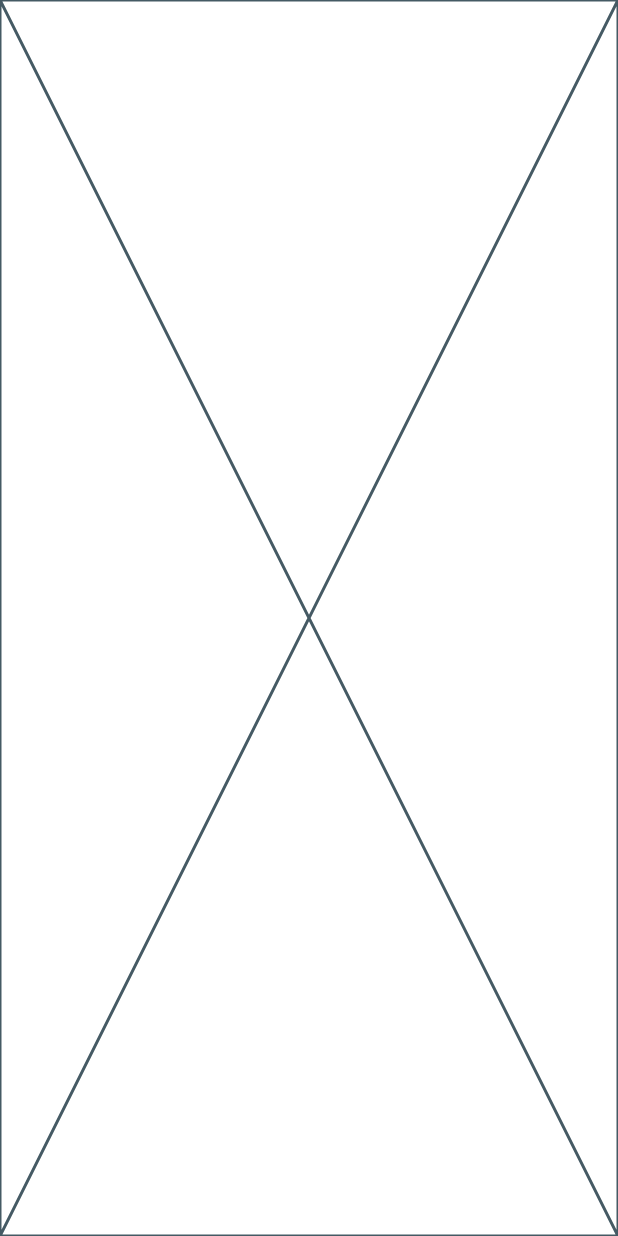
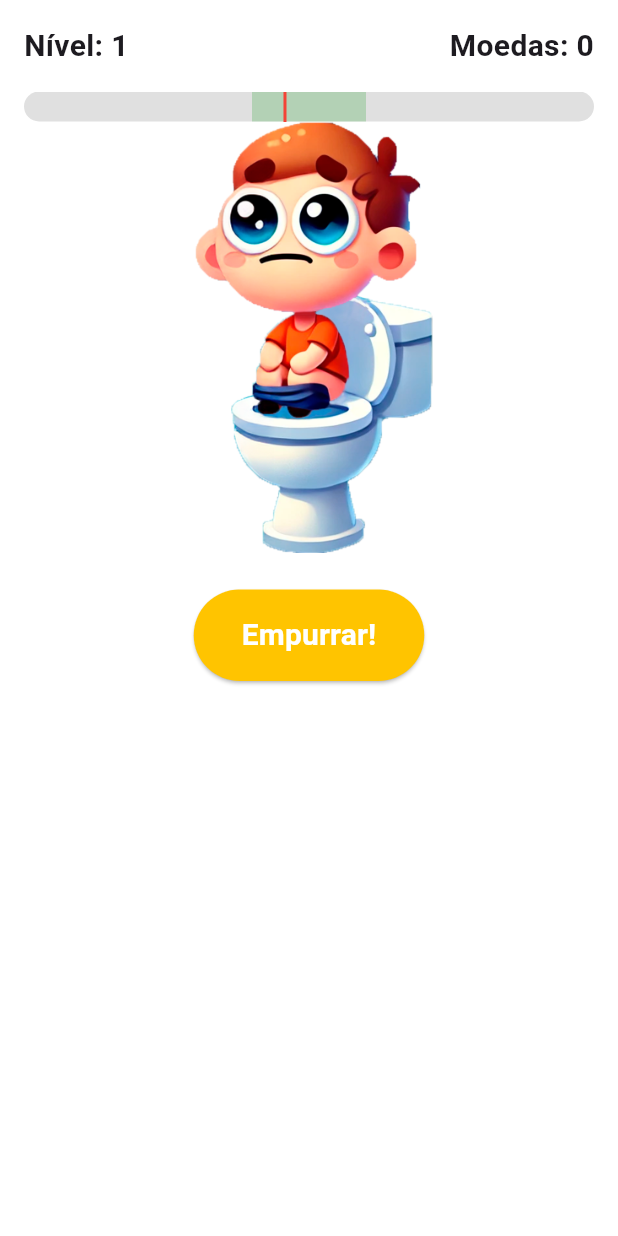
Before and after one commit to misasoares/toilet_tales, a Flutter app: the MinigamesListScreen screen opened by its route, after a tap on "Cocômetro", on a phone screen of 412 x 824 dp. Run offline on Flutter 3.47's test engine with Material 3 defaults, Android fonts, the light colour scheme and no system bars.

Commit message:
create cocometro game

```diff
--- /dev/null
+++ b/lib/features/minigames/cocometro/controllers/cocometro_controller.dart
@@ -0,0 +1,124 @@
+import 'dart:async';
+import 'package:flutter/material.dart';
+
+class CocometroController {
+  final ValueNotifier<double> progress = ValueNotifier(0.5); // Começa no meio
+  final ValueNotifier<int> coins = ValueNotifier(0);
+  final ValueNotifier<int> level = ValueNotifier(1);
+  final ValueNotifier<bool> hasFailed = ValueNotifier(false); // Fim do jogo
+  final ValueNotifier<bool> hasWon = ValueNotifier(false); // Vitória
+  final ValueNotifier<bool> showNextLevelDialog =
+      ValueNotifier(false); // Exibe modal ao completar nível
+  final ValueNotifier<bool> showGameOverDialog =
+      ValueNotifier(false); // Exibe modal ao perder
+  final ValueNotifier<double> minRange =
+      ValueNotifier(0.4); // Início do range ideal
+  final ValueNotifier<double> maxRange =
+      ValueNotifier(0.6); // Fim do range ideal
+  final ValueNotifier<double> currentTimeInRange =
+      ValueNotifier(0.0); // Tempo atual no range
+
+  double requiredTimeInRange =
+      8.0; // Tempo necessário no range ideal (em segundos)
+  double decayRate = 0.05; // Taxa de decaimento por segundo
+
+  Timer? _gameTimer;
+
+  CocometroController() {
+    _startGameTimer();
+  }
+
+  void _startGameTimer() {
+    _gameTimer = Timer.periodic(const Duration(milliseconds: 100), (timer) {
+      // Reduz o progresso automaticamente
+      progress.value -= decayRate / 10;
+      if (progress.value < 0) progress.value = 0;
+
+      // Verifica se está dentro do range
+      if (progress.value >= minRange.value &&
+          progress.value <= maxRange.value) {
+        currentTimeInRange.value += 0.1;
+        if (currentTimeInRange.value >= requiredTimeInRange) {
+          _completeLevel();
+        }
+      } else {
+        _failLevel(); // Termina o jogo se sair do range
+      }
+    });
+  }
+
+  void tap() {
+    if (hasFailed.value || hasWon.value) return;
+
+    progress.value += 0.01; // Incremento da força a cada clique
+    if (progress.value > 1.0) progress.value = 1.0;
+  }
+
+  void _completeLevel() {
+    coins.value += 5;
+    level.value++;
+    showNextLevelDialog.value = true; // Exibe modal para próximo nível
+    _gameTimer?.cancel(); // Para o cronômetro
+  }
+
+  void startNextLevel() {
+    _updateRange();
+    resetProgress();
+    showNextLevelDialog.value = false; // Fecha o modal de próximo nível
+  }
+
+  void _failLevel() {
+    hasFailed.value = true;
+    showGameOverDialog.value = true; // Exibe modal de Game Over
+    _gameTimer?.cancel(); // Para o cronômetro
+  }
+
+  void restartGame() {
+    level.value = 1;
+    coins.value = 0;
+    requiredTimeInRange = 8.0;
+    decayRate = 0.05;
+    minRange.value = 0.4;
+    maxRange.value = 0.6;
+    resetProgress();
+    showGameOverDialog.value = false; // Fecha o modal de Game Over
+  }
+
+  void _updateRange() {
+    // Diminui o tamanho do range ideal e aumenta o tempo necessário
+    double rangeReduction = 0.05;
+    minRange.value += rangeReduction / 2;
+    maxRange.value -= rangeReduction / 2;
+    requiredTimeInRange += 1.0; // Aumenta o tempo necessário
+    decayRate += 0.005; // Aumenta a taxa de decaimento
+  }
+
+  void resetProgress() {
+    progress.value = 0.5; // Reinicia no meio
+    currentTimeInRange.value = 0.0;
+    hasFailed.value = false;
+    _startGameTimer();
+  }
+
+  void dispose() {
+    _gameTimer?.cancel();
+    progress.dispose();
+    coins.dispose();
+    level.dispose();
+    hasFailed.dispose();
+    hasWon.dispose();
+    minRange.dispose();
+    maxRange.dispose();
+    currentTimeInRange.dispose();
+    showNextLevelDialog.dispose();
+    showGameOverDialog.dispose();
+  }
+
+  void pauseGame() {
+    _gameTimer?.cancel();
+  }
+
+  void resumeGame() {
+    _startGameTimer();
+  }
+}
--- /dev/null
+++ b/lib/features/minigames/cocometro/presentation/cocometro_screen.dart
@@ -0,0 +1,287 @@
+import 'dart:math';
+
+import 'package:flutter/material.dart';
+import 'package:toilet_tales/features/minigames/cocometro/controllers/cocometro_controller.dart';
+
+class CocometroScreen extends StatefulWidget {
+  const CocometroScreen({Key? key}) : super(key: key);
+
+  @override
+  State<CocometroScreen> createState() => _CocometroScreenState();
+}
+
+class _CocometroScreenState extends State<CocometroScreen>
+    with SingleTickerProviderStateMixin {
+  final CocometroController _controller = CocometroController();
+  late AnimationController _animationController;
+
+  @override
+  void initState() {
+    super.initState();
+    _animationController = AnimationController(
+      vsync: this,
+      duration: const Duration(milliseconds: 100), // Duração do tremor
+    );
+  }
+
+  @override
+  void dispose() {
+    _controller.dispose();
+    _animationController.dispose();
+    super.dispose();
+  }
+
+  void _triggerShake() {
+    _animationController
+      ..reset()
+      ..forward();
+  }
+
+  void _showNextLevelDialog() {
+    showDialog(
+      context: context,
+      barrierDismissible: false,
+      builder: (context) => AlertDialog(
+        title: const Text('Parabéns!'),
+        content: const Text('Você completou este nível. O que deseja fazer?'),
+        actions: [
+          TextButton(
+            onPressed: () {
+              Navigator.pop(context);
+              Navigator.pop(context);
+            },
+            child: const Text('Sair do Jogo'),
+          ),
+          TextButton(
+            onPressed: () {
+              Navigator.pop(context);
+              _controller.startNextLevel();
+            },
+            child: const Text('Próximo Nível'),
+          ),
+        ],
+      ),
+    );
+  }
+
+  void _showGameOverDialog() {
+    showDialog(
+      context: context,
+      barrierDismissible: false,
+      builder: (context) => AlertDialog(
+        title: const Text('Game Over'),
+        content: const Text('Você saiu do range ideal! O que deseja fazer?'),
+        actions: [
+          TextButton(
+            onPressed: () {
+              Navigator.pop(context);
+              Navigator.pop(context);
+            },
+            child: const Text('Sair do Jogo'),
+          ),
+          TextButton(
+            onPressed: () {
+              Navigator.pop(context);
+              _controller.restartGame();
+            },
+            child: const Text('Reiniciar'),
+          ),
+        ],
+      ),
+    );
+  }
+
+  void _onTap() {
+    _controller.tap();
+    _triggerShake();
+  }
+
+  @override
+  Widget build(BuildContext context) {
+    final double screenWidth = MediaQuery.of(context).size.width;
+
+    return Scaffold(
+      backgroundColor: Colors.white,
+      body: SafeArea(
+        child: Stack(
+          children: [
+            Column(
+              children: [
+                // Cabeçalho com nível e moedas
+                Padding(
+                  padding: const EdgeInsets.all(16.0),
+                  child: Row(
+                    mainAxisAlignment: MainAxisAlignment.spaceBetween,
+                    children: [
+                      ValueListenableBuilder<int>(
+                        valueListenable: _controller.level,
+                        builder: (context, level, _) {
+                          return Text(
+                            'Nível: $level',
+                            style: const TextStyle(
+                              fontSize: 20,
+                              fontWeight: FontWeight.bold,
+                            ),
+                          );
+                        },
+                      ),
+                      ValueListenableBuilder<int>(
+                        valueListenable: _controller.coins,
+                        builder: (context, coins, _) {
+                          return Text(
+                            'Moedas: $coins',
+                            style: const TextStyle(
+                              fontSize: 20,
+                              fontWeight: FontWeight.bold,
+                            ),
+                          );
+                        },
+                      ),
+                    ],
+                  ),
+                ),
+
+                // Barra com agulha e range
+                Padding(
+                  padding: const EdgeInsets.symmetric(horizontal: 16.0),
+                  child: Stack(
+                    alignment: Alignment.center,
+                    children: [
+                      // Barra de fundo
+                      Container(
+                        height: 20,
+                        width: screenWidth - 32,
+                        decoration: BoxDecoration(
+                          color: Colors.grey.shade300,
+                          borderRadius: BorderRadius.circular(10),
+                        ),
+                      ),
+                      // Range ideal
+                      ValueListenableBuilder<double>(
+                        valueListenable: _controller.minRange,
+                        builder: (context, minRange, _) {
+                          return Positioned(
+                            left: (screenWidth - 32) * minRange,
+                            child: Container(
+                              width: (screenWidth - 32) *
+                                  (_controller.maxRange.value - minRange),
+                              height: 20,
+                              color: Colors.green.withOpacity(0.3),
+                            ),
+                          );
+                        },
+                      ),
+                      // Agulha animada
+                      ValueListenableBuilder<double>(
+                        valueListenable: _controller.progress,
+                        builder: (context, progress, _) {
+                          return AnimatedPositioned(
+                            duration: const Duration(milliseconds: 300),
+                            curve: Curves.easeOut,
+                            left: (screenWidth - 32) * progress,
+                            child: Container(
+                              width: 2,
+                              height: 40,
+                              color: Colors.red,
+                            ),
+                          );
+                        },
+                      ),
+                    ],
+                  ),
+                ),
+
+                // Renderização do personagem com animação
+                Center(
+                  child: Stack(
+                    alignment: Alignment.center,
+                    children: [
+                      Image.asset(
+                        'assets/images/cocometro/sad_toilet.png',
+                        width: screenWidth * 0.4,
+                        fit: BoxFit.contain,
+                      ),
+                      Image.asset(
+                        'assets/images/cocometro/sad_body.png',
+                        width: screenWidth * 0.4,
+                        fit: BoxFit.contain,
+                      ),
+                      AnimatedBuilder(
+                        animation: _animationController,
+                        builder: (context, child) {
+                          double shake =
+                              sin(_animationController.value * 2 * pi) *
+                                  (0.5 + _controller.level.value * 0.1);
+                          return Transform.translate(
+                            offset: Offset(shake * 10, 0),
+                            child: child,
+                          );
+                        },
+                        child: Image.asset(
+                          'assets/images/cocometro/sad_face.png',
+                          width: screenWidth * 0.4,
+                          fit: BoxFit.contain,
+                        ),
+                      ),
+                    ],
+                  ),
+                ),
+
+                const SizedBox(height: 24),
+
+                // Botão de "Empurrar!"
+                ValueListenableBuilder<bool>(
+                  valueListenable: _controller.hasFailed,
+                  builder: (context, hasFailed, _) {
+                    return ElevatedButton(
+                      onPressed: hasFailed ? null : _onTap,
+                      style: ElevatedButton.styleFrom(
+                        backgroundColor: const Color.fromARGB(255, 255, 196, 0),
+                        padding: const EdgeInsets.symmetric(
+                            horizontal: 32, vertical: 16),
+                      ),
+                      child: const Text(
+                        'Empurrar!',
+                        style: TextStyle(
+                          fontSize: 20,
+                          fontWeight: FontWeight.bold,
+                          color: Colors.white,
+                        ),
+                      ),
+                    );
+                  },
+                ),
+              ],
+            ),
+
+            // Listener para exibir o modal de próximo nível
+            ValueListenableBuilder<bool>(
+              valueListenable: _controller.showNextLevelDialog,
+              builder: (context, showDialog, _) {
+                if (showDialog) {
+                  WidgetsBinding.instance.addPostFrameCallback((_) {
+                    _showNextLevelDialog();
+                  });
+                }
+                return const SizedBox.shrink();
+              },
+            ),
+
+            // Listener para exibir o modal de Game Over
+            ValueListenableBuilder<bool>(
+              valueListenable: _controller.showGameOverDialog,
+              builder: (context, showDialog, _) {
+                if (showDialog) {
+                  WidgetsBinding.instance.addPostFrameCallback((_) {
+                    _showGameOverDialog();
+                  });
+                }
+                return const SizedBox.shrink();
+              },
+            ),
+          ],
+        ),
+      ),
+    );
+  }
+}
--- a/pubspec.yaml
+++ b/pubspec.yaml
@@ -51,6 +51,10 @@ dev_dependencies:
 
 # The following section is specific to Flutter packages.
 flutter:
+  assets:
+    - assets/images/cocometro/sad_toilet.png
+    - assets/images/cocometro/sad_body.png
+    - assets/images/cocometro/sad_face.png
   fonts:
     - family: CartoonFont
       fonts:
```
Also changed, not shown: lib/features/minigames/cocometro/models/cocometro_level_model.dart (added, +13 -0 lines), lib/main.dart (+2 -41 lines), assets/images/cocometro/sad_body.png (added), assets/images/cocometro/sad_face.png (added), assets/images/cocometro/sad_toilet.png (added), lib/features/minigames/cocometro/presentation/pause_dialog.dart (added).
